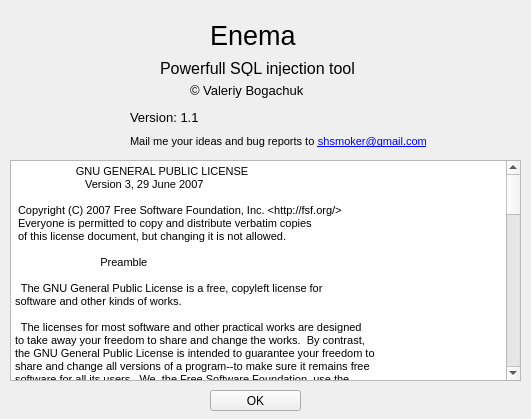
Qt form about_form.ui (kaeso/enema) before a commit.
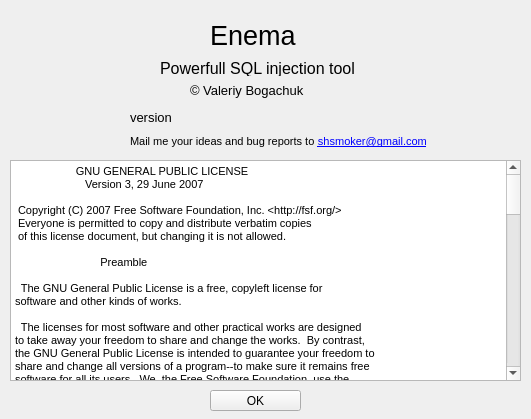
The same form after that commit.

Commit message:
Version increased to 1.2 (+: added new, *: bug fixes and optimisation, -: function removed
+ Save program settings.
+ Save / load site settings (with tables and bases list).
* xp_cmdshell gui and threads fixes (textEdit replaced by tableWidget)
- convert method for mssql removed.

```diff
--- a/about_form.ui
+++ b/about_form.ui
@@ -781,7 +781,8 @@
 &lt;html&gt;&lt;head&gt;&lt;meta name=&quot;qrichtext&quot; content=&quot;1&quot; /&gt;&lt;style type=&quot;text/css&quot;&gt;
 p, li { white-space: pre-wrap; }
 &lt;/style&gt;&lt;/head&gt;&lt;body style=&quot; font-family:'MS Shell Dlg 2'; font-size:12pt; font-weight:400; font-style:normal;&quot;&gt;
-&lt;p style=&quot; margin-top:0px; margin-bottom:0px; margin-left:0px; margin-right:0px; -qt-block-indent:0; text-indent:0px;&quot;&gt;&lt;span style=&quot; font-size:10pt;&quot;&gt;Version: 1.1&lt;/span&gt;&lt;/p&gt;&lt;/body&gt;&lt;/html&gt;</string>
+&lt;p style=&quot; margin-top:0px; margin-bottom:0px; margin-left:0px; margin-right:0px; -qt-block-indent:0; text-indent:0px;&quot;&gt;&lt;span style=&quot; font-size:10pt;&quot;&gt;version&lt;/span&gt;&lt;/p&gt;
+&lt;p style=&quot;-qt-paragraph-type:empty; margin-top:0px; margin-bottom:0px; margin-left:0px; margin-right:0px; -qt-block-indent:0; text-indent:0px; font-size:10pt;&quot;&gt;&lt;/p&gt;&lt;/body&gt;&lt;/html&gt;</string>
    </property>
   </widget>
  </widget>
```
Left out of the diff: 2 changed lines with no effect on the pictures. The commit also changes 9 other files.
